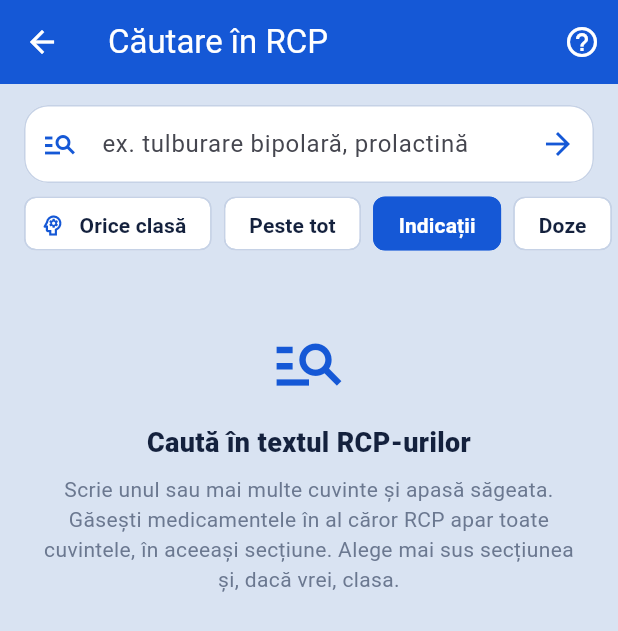
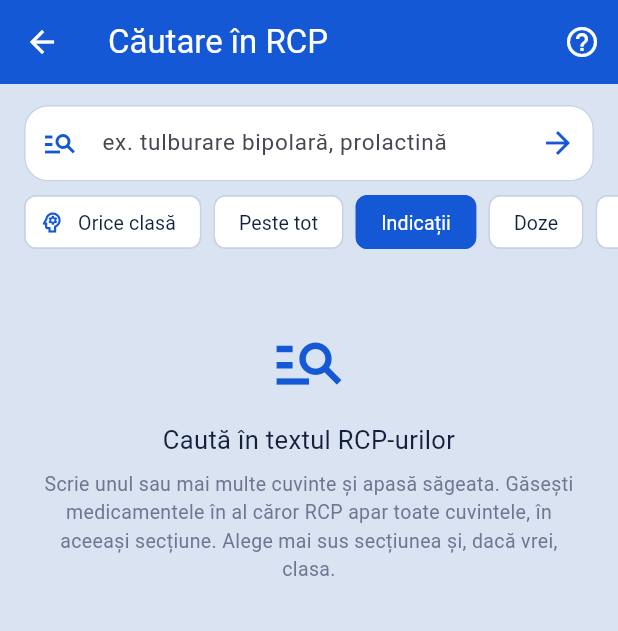
Before and after one commit to kappado2000/medro, a Flutter app: the screen it shows after launch, after a tap on the "manage search" icon, on a phone screen of 412 x 824 dp. Shown: the top 631 px of the screen. Run offline on Flutter 3.47's test engine with Material 3 defaults, Android fonts, the phone set to English and light mode, and no system bars; our stand-ins replace flutter_secure_storage, flutter_tts, local_auth, shared_preferences, speech_to_text; network calls fail; statements that could not run were skipped.

Commit message:
Stil: îngroșat doar la titlurile de ecran și la numele din carduri, text mai mic
- restul textului (etichete, butoane, rânduri din carduri) e cu literă normală
  și cu circa un punct mai mic
- semnătura din antet, cu literă subțire

Co-Authored-By: Claude Opus 5.5 <noreply@anthropic.com>

```diff
--- a/lib/screens/asistent_screen.dart
+++ b/lib/screens/asistent_screen.dart
@@ -136,7 +136,7 @@ class _AsistentScreenState extends State<AsistentScreen> {
                         SizedBox(height: 4),
                         Text(
                           'Întrebări pe baza RCP-ului și a datelor din aplicație',
-                          style: TextStyle(color: Colors.white70, fontSize: 13),
+                          style: TextStyle(color: Colors.white70, fontSize: 12),
                         ),
                       ],
                     ),
@@ -265,7 +265,7 @@ class _AsistentScreenState extends State<AsistentScreen> {
                       onSubmitted: (_) => _trimite(),
                       style: const TextStyle(
                         color: AppColors.ink,
-                        fontSize: 16,
+                        fontSize: 15,
                       ),
                       decoration: InputDecoration(
                         hintText: context.watch<Voce>().asculta
@@ -273,8 +273,7 @@ class _AsistentScreenState extends State<AsistentScreen> {
                             : 'Scrie sau dictează o întrebare',
                         hintStyle: const TextStyle(
                           color: AppColors.muted,
-                          fontSize: 16,
-                          fontWeight: FontWeight.w500,
+                          fontSize: 15,
                         ),
                         filled: false,
                         contentPadding: const EdgeInsets.symmetric(
@@ -338,11 +337,7 @@ class _FaraCheieState extends State<_FaraCheie> {
         const Text(
           'Conectează asistentul',
           textAlign: TextAlign.center,
-          style: TextStyle(
-            fontSize: 19,
-            fontWeight: FontWeight.w800,
-            color: AppColors.ink,
-          ),
+          style: TextStyle(fontSize: 18, color: AppColors.ink),
         ),
         const SizedBox(height: 8),
         const Text(
@@ -378,7 +373,7 @@ class _FaraCheieState extends State<_FaraCheie> {
           'Nu introduce date care pot identifica un pacient: întrebările și '
           'documentele atașate sunt trimise către serviciul Anthropic.',
           textAlign: TextAlign.center,
-          style: TextStyle(color: AppColors.red, fontSize: 12.5, height: 1.45),
+          style: TextStyle(color: AppColors.red, fontSize: 12, height: 1.45),
         ),
       ],
     );
@@ -414,8 +409,7 @@ class _Atasate extends StatelessWidget {
                   side: const BorderSide(color: AppColors.blue),
                   labelStyle: const TextStyle(
                     color: AppColors.blue,
-                    fontWeight: FontWeight.w700,
-                    fontSize: 13,
+                    fontSize: 12,
                   ),
                   deleteIconColor: AppColors.blue,
                   onDeleted: asistent.asteapta
@@ -437,7 +431,7 @@ class _Atasate extends StatelessWidget {
                 const Expanded(
                   child: Text(
                     'Trimite și RCP-ul: secțiunile 4.1–4.9 extrase în aplicație (cost mai mare)',
-                    style: TextStyle(color: AppColors.muted, fontSize: 12.5),
+                    style: TextStyle(color: AppColors.muted, fontSize: 12),
                   ),
                 ),
                 Switch(
@@ -465,11 +459,7 @@ class _Sugestii extends StatelessWidget {
         SizedBox(height: 8),
         Text(
           'Atașează unul sau mai multe medicamente și întreabă, de exemplu:',
-          style: TextStyle(
-            color: AppColors.ink,
-            fontSize: 15,
-            fontWeight: FontWeight.w600,
-          ),
+          style: TextStyle(color: AppColors.ink, fontSize: 14),
         ),
         SizedBox(height: 12),
         _Exemplu('Cum se ajustează doza în insuficiența renală?'),
@@ -482,11 +472,7 @@ class _Sugestii extends StatelessWidget {
         Text(
           'Răspunsurile sunt generate de un model AI și pot conține erori. Verifică '
           'pasajele citate din RCP. Nu introduce date care pot identifica un pacient.',
-          style: TextStyle(
-            color: AppColors.muted,
-            fontSize: 12.5,
-            height: 1.45,
-          ),
+          style: TextStyle(color: AppColors.muted, fontSize: 12, height: 1.45),
         ),
       ],
     );
@@ -560,7 +546,7 @@ class _Balon extends StatelessWidget {
               m.text,
               style: TextStyle(
                 color: culoareText,
-                fontSize: 14.5,
+                fontSize: 13.5,
                 height: 1.45,
               ),
             ),
@@ -665,11 +651,7 @@ class _Citari extends StatelessWidget {
         dense: true,
         title: Text(
           'Surse din RCP (${unice.length})',
-          style: const TextStyle(
-            color: AppColors.blue,
-            fontSize: 13,
-            fontWeight: FontWeight.w700,
-          ),
+          style: const TextStyle(color: AppColors.blue, fontSize: 12),
         ),
         children: [
           for (final c in unice)
@@ -682,11 +664,7 @@ class _Citari extends StatelessWidget {
                     c.pagina == null
                         ? c.document
                         : '${c.document}, pagina ${c.pagina}',
-                    style: const TextStyle(
-                      color: AppColors.ink,
-                      fontSize: 12.5,
-                      fontWeight: FontWeight.w700,
-                    ),
+                    style: const TextStyle(color: AppColors.ink, fontSize: 12),
                   ),
                   Text(
                     c.text,
@@ -694,7 +672,7 @@ class _Citari extends StatelessWidget {
                     overflow: TextOverflow.ellipsis,
                     style: const TextStyle(
                       color: AppColors.muted,
-                      fontSize: 12.5,
+                      fontSize: 12,
                       height: 1.4,
                     ),
                   ),
--- a/lib/screens/calculatoare_screen.dart
+++ b/lib/screens/calculatoare_screen.dart
@@ -75,7 +75,7 @@ class _CalculatoareScreenState extends State<CalculatoareScreen> {
                     '${calculatoare.length} scale, formule și instrumente',
                     style: TextStyle(
                       color: Colors.white.withValues(alpha: 0.82),
-                      fontSize: 13,
+                      fontSize: 12,
                     ),
                   ),
                   const SizedBox(height: 16),
@@ -127,8 +127,7 @@ class _CalculatoareScreenState extends State<CalculatoareScreen> {
                         child: Text(
                           e.key.toUpperCase(),
                           style: const TextStyle(
-                            fontSize: 11.5,
-                            fontWeight: FontWeight.w800,
+                            fontSize: 11,
                             letterSpacing: 0.8,
                             color: AppColors.blue,
                           ),
@@ -194,7 +193,7 @@ class _CalculatorTile extends StatelessWidget {
                     Text(
                       c.descriere,
                       style: const TextStyle(
-                        fontSize: 13.5,
+                        fontSize: 12.5,
                         color: AppColors.muted,
                       ),
                     ),
--- a/lib/screens/cautare_rcp_screen.dart
+++ b/lib/screens/cautare_rcp_screen.dart
@@ -144,7 +144,6 @@ class _CautareRcpScreenState extends State<CautareRcpScreen> {
                   ),
                   labelStyle: TextStyle(
                     color: ales ? Colors.white : AppColors.ink,
-                    fontWeight: FontWeight.w600,
                   ),
                   onSelected: (_) {
                     setState(() => _zona = i - 1);
@@ -176,10 +175,7 @@ class _CautareRcpScreenState extends State<CautareRcpScreen> {
       selectedColor: AppColors.blue,
       backgroundColor: Colors.white,
       side: BorderSide(color: activ ? AppColors.blue : AppColors.line),
-      labelStyle: TextStyle(
-        color: activ ? Colors.white : AppColors.ink,
-        fontWeight: FontWeight.w600,
-      ),
+      labelStyle: TextStyle(color: activ ? Colors.white : AppColors.ink),
       onSelected: (_) async {
         final aleasa = await showModalBottomSheet<ClasaAtc?>(
           context: context,
@@ -280,10 +276,7 @@ class _CautareRcpScreenState extends State<CautareRcpScreen> {
                   ? '${rezultate.length} medicamente'
                         '${progres.trunchiat ? ' (primele găsite; restrânge căutarea)' : ''}'
                   : 'Se caută… ${rezultate.length} până acum',
-              style: const TextStyle(
-                color: AppColors.muted,
-                fontWeight: FontWeight.w600,
-              ),
+              style: const TextStyle(color: AppColors.muted),
             ),
           );
         }
@@ -341,7 +334,7 @@ class _Rezultat extends StatelessWidget {
                     'același text la încă ${produse.length - 1} '
                         '${produse.length == 2 ? 'produs' : 'produse'}',
                 ].join(' · '),
-                style: const TextStyle(color: AppColors.muted, fontSize: 13),
+                style: const TextStyle(color: AppColors.muted, fontSize: 12),
               ),
               const SizedBox(height: 8),
               Row(
@@ -363,8 +356,7 @@ class _Rezultat extends StatelessWidget {
                       potrivire.sectiune,
                       style: TextStyle(
                         color: contraindicatie ? AppColors.red : AppColors.blue,
-                        fontSize: 11.5,
-                        fontWeight: FontWeight.w800,
+                        fontSize: 11,
                       ),
                     ),
                   ),
@@ -373,7 +365,7 @@ class _Rezultat extends StatelessWidget {
                       potrivire.fragment,
                       style: const TextStyle(
                         color: AppColors.ink,
-                        fontSize: 14,
+                        fontSize: 13,
                         height: 1.4,
                       ),
                     ),
@@ -405,11 +397,7 @@ class _Mesaj extends StatelessWidget {
         Text(
           titlu,
           textAlign: TextAlign.center,
-          style: const TextStyle(
-            fontSize: 18,
-            fontWeight: FontWeight.w800,
-            color: AppColors.ink,
-          ),
+          style: const TextStyle(fontSize: 17, color: AppColors.ink),
         ),
         const SizedBox(height: 8),
         Text(
--- a/lib/screens/home_shell.dart
+++ b/lib/screens/home_shell.dart
@@ -190,11 +190,8 @@ class _Destinatie extends StatelessWidget {
                       softWrap: false,
                       style: TextStyle(
                         color: Colors.white,
-                        fontSize: 11.5,
+                        fontSize: 11,
                         letterSpacing: 0,
-                        fontWeight: selectat
-                            ? FontWeight.w800
-                            : FontWeight.w500,
                       ),
                     ),
                   ),
--- a/lib/screens/medicamente_screen.dart
+++ b/lib/screens/medicamente_screen.dart
@@ -65,10 +65,7 @@ class _MedicamenteScreenState extends State<MedicamenteScreen> {
                   Icons.psychology_outlined,
                   color: c == _clasa ? AppColors.red : AppColors.blue,
                 ),
-                title: Text(
-                  c.nume,
-                  style: const TextStyle(fontWeight: FontWeight.w600),
-                ),
+                title: Text(c.nume, style: const TextStyle()),
                 subtitle: Text('ATC ${c.prefix}'),
                 onTap: () => Navigator.pop(context, i),
               ),
@@ -119,7 +116,6 @@ class _MedicamenteScreenState extends State<MedicamenteScreen> {
                     color: activ ? AppColors.blue : AppColors.line,
                   ),
                   labelStyle: TextStyle(
-                    fontWeight: FontWeight.w600,
                     color: activ ? Colors.white : AppColors.ink,
                   ),
                   onSelected: (_) => _alegeClasa(),
@@ -144,7 +140,6 @@ class _MedicamenteScreenState extends State<MedicamenteScreen> {
                   color: selectat ? AppColors.blue : AppColors.line,
                 ),
                 labelStyle: TextStyle(
-                  fontWeight: FontWeight.w600,
                   color: selectat ? Colors.white : AppColors.ink,
                 ),
                 onSelected: (_) => setState(() => _filtru = filtru),
@@ -209,7 +204,7 @@ class _MedicamenteScreenState extends State<MedicamenteScreen> {
               textAlign: TextAlign.center,
               style: TextStyle(
                 color: AppColors.muted,
-                fontSize: 13,
+                fontSize: 12,
                 height: 1.4,
               ),
             ),
@@ -303,6 +298,8 @@ class _Header extends StatelessWidget {
                                   style: TextStyle(
                                     color: Colors.white.withValues(alpha: 0.85),
                                     fontSize: 9.5,
+                                    // litera subtire, ca semnatura sa ramana discreta langa titlu
+                                    fontWeight: FontWeight.w300,
                                     height: 1.25,
                                   ),
                                 ),
@@ -310,7 +307,8 @@ class _Header extends StatelessWidget {
                                   titularNume,
                                   style: TextStyle(
                                     color: Colors.white,
-                                    fontSize: 11.5,
+                                    fontSize: 11,
+                                    fontWeight: FontWeight.w300,
                                     height: 1.25,
                                   ),
                                 ),
@@ -351,7 +349,7 @@ class _Header extends StatelessWidget {
                           softWrap: false,
                           style: TextStyle(
                             color: Colors.white.withValues(alpha: 0.82),
-                            fontSize: 13,
+                            fontSize: 12,
                           ),
                         ),
                       ),
@@ -382,8 +380,7 @@ class _Header extends StatelessWidget {
                           'Date vechi de $vechime zile – aplicația trebuie actualizată.',
                           style: const TextStyle(
                             color: Colors.white,
-                            fontSize: 12.5,
-                            fontWeight: FontWeight.w700,
+                            fontSize: 12,
                           ),
                         ),
                       ),
@@ -448,11 +445,7 @@ class _Mesaj extends StatelessWidget {
             Text(
               titlu,
               textAlign: TextAlign.center,
-              style: const TextStyle(
-                fontSize: 17,
-                fontWeight: FontWeight.w700,
-                color: AppColors.ink,
-              ),
+              style: const TextStyle(fontSize: 16, color: AppColors.ink),
             ),
             const SizedBox(height: 6),
             Text(
--- a/lib/theme/app_theme.dart
+++ b/lib/theme/app_theme.dart
@@ -28,7 +28,7 @@ ThemeData buildAppTheme() {
     error: AppColors.red,
     surface: Colors.white,
   );
-  return ThemeData(
+  final baza = ThemeData(
     useMaterial3: true,
     colorScheme: scheme,
     scaffoldBackgroundColor: AppColors.background,
@@ -58,13 +58,7 @@ ThemeData buildAppTheme() {
       indicatorColor: Colors.white.withValues(alpha: 0.24),
       elevation: 8,
       labelTextStyle: WidgetStateProperty.resolveWith(
-        (states) => TextStyle(
-          fontSize: 11.5,
-          fontWeight: states.contains(WidgetState.selected)
-              ? FontWeight.w800
-              : FontWeight.w500,
-          color: Colors.white,
-        ),
+        (states) => TextStyle(fontSize: 11, color: Colors.white),
       ),
       iconTheme: const WidgetStatePropertyAll(
         IconThemeData(color: Colors.white),
@@ -74,7 +68,7 @@ ThemeData buildAppTheme() {
       style: FilledButton.styleFrom(
         padding: const EdgeInsets.symmetric(horizontal: 18, vertical: 14),
         shape: RoundedRectangleBorder(borderRadius: BorderRadius.circular(14)),
-        textStyle: const TextStyle(fontWeight: FontWeight.w700, fontSize: 15),
+        textStyle: const TextStyle(fontSize: 14),
       ),
     ),
     dividerTheme: const DividerThemeData(
@@ -83,4 +77,22 @@ ThemeData buildAppTheme() {
       thickness: 1,
     ),
   );
+  // Doar titlurile de ecran si numele din carduri sunt ingrosate, iar ele isi
+  // dau singure stilul. Textul obisnuit, etichetele si butoanele sunt cu
+  // litera normala si cu un punct mai mici decat valorile implicite Material.
+  TextStyle? normal(TextStyle? stil, double marime) =>
+      stil?.copyWith(fontSize: marime, fontWeight: FontWeight.w400);
+  final t = baza.textTheme;
+  return baza.copyWith(
+    textTheme: t.copyWith(
+      bodyLarge: normal(t.bodyLarge, 15),
+      bodyMedium: normal(t.bodyMedium, 13),
+      bodySmall: normal(t.bodySmall, 11.5),
+      titleMedium: normal(t.titleMedium, 15),
+      titleSmall: normal(t.titleSmall, 13),
+      labelLarge: normal(t.labelLarge, 13),
+      labelMedium: normal(t.labelMedium, 11.5),
+      labelSmall: normal(t.labelSmall, 11),
+    ),
+  );
 }
```
Also changed, not shown: lib/help/ajutor.dart (+4 -8 lines), lib/screens/acces_screen.dart (+5 -11 lines), lib/screens/calculator_screen.dart (+14 -39 lines), lib/screens/costuri_screen.dart (+9 -22 lines), lib/screens/depot_screen.dart (+4 -9 lines), lib/screens/icd_screen.dart (+5 -10 lines), lib/screens/interactiuni_screen.dart (+21 -51 lines), lib/screens/medicament_detail_screen.dart (+24 -45 lines), lib/screens/monitorizare_screen.dart (+4 -5 lines), lib/screens/plan_doze_screen.dart (+4 -11 lines), lib/widgets/date_aplicatie.dart (+7 -9 lines), lib/widgets/instrument_widgets.dart (+4 -9 lines), lib/widgets/medicament_widgets.dart (+3 -4 lines), lib/widgets/sectiuni_rcp.dart (+6 -12 lines).
